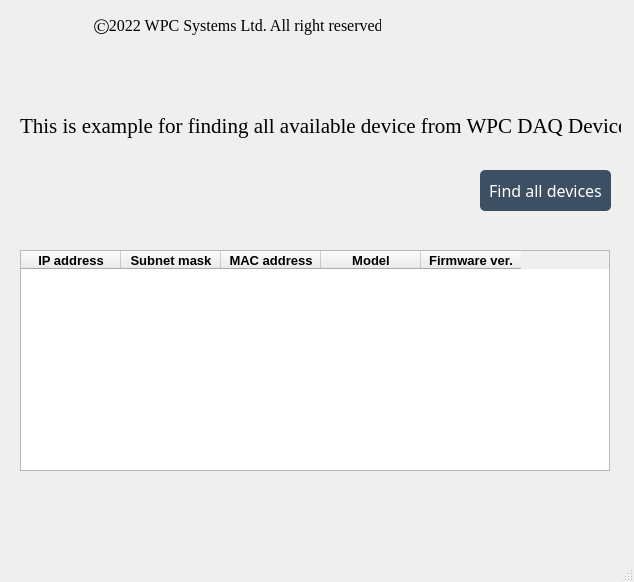
The window that Examples/GUI/General/Example_find_all_device/UI_design/example_GUI_Broadcasts.ui (WPC-Systems-Ltd/WPC_Python_driver_release) describes before a commit, drawn with Qt 5.
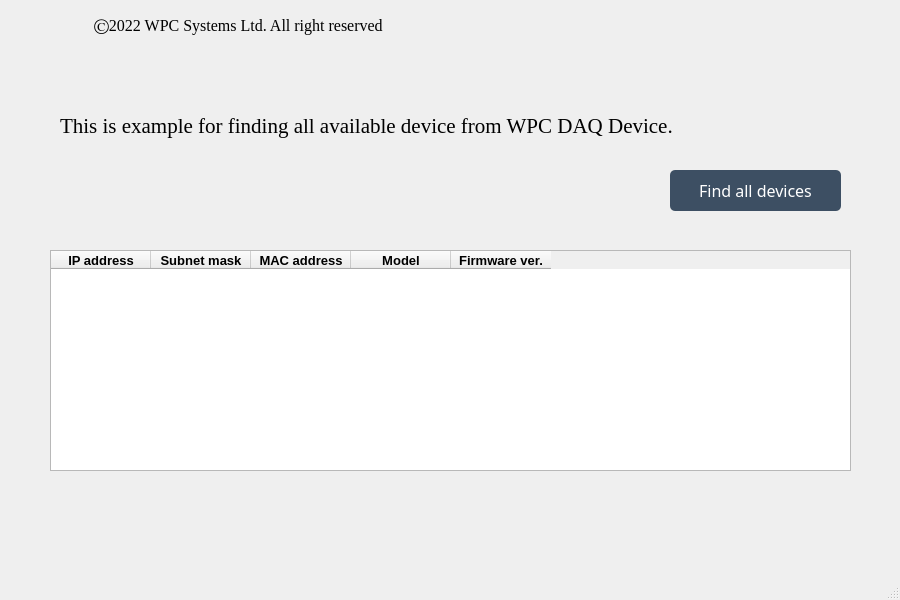
The same window after the commit. Icons and pictures are not drawn.

The edit to the form file:
```diff
--- a/Examples/GUI/General/Example_find_all_device/UI_design/example_GUI_Broadcasts.ui
+++ b/Examples/GUI/General/Example_find_all_device/UI_design/example_GUI_Broadcasts.ui
@@ -6,8 +6,8 @@
    <rect>
     <x>0</x>
     <y>0</y>
-    <width>634</width>
-    <height>582</height>
+    <width>900</width>
+    <height>600</height>
    </rect>
   </property>
   <property name="windowTitle">
@@ -17,9 +17,9 @@
    <widget class="QLabel" name="lb_declare">
     <property name="geometry">
      <rect>
-      <x>20</x>
+      <x>60</x>
       <y>110</y>
-      <width>601</width>
+      <width>781</width>
       <height>31</height>
      </rect>
     </property>
@@ -36,9 +36,9 @@
    <widget class="QPushButton" name="btn_broadcast">
     <property name="geometry">
      <rect>
-      <x>480</x>
+      <x>670</x>
       <y>170</y>
-      <width>131</width>
+      <width>171</width>
       <height>41</height>
      </rect>
     </property>
@@ -67,9 +67,9 @@
    <widget class="QTableWidget" name="tableWidget_brst">
     <property name="geometry">
      <rect>
-      <x>20</x>
+      <x>50</x>
       <y>250</y>
-      <width>590</width>
+      <width>801</width>
       <height>221</height>
      </rect>
     </property>
@@ -165,7 +165,7 @@
      <rect>
       <x>90</x>
       <y>10</y>
-      <width>291</width>
+      <width>451</width>
       <height>31</height>
      </rect>
     </property>
```
Left out of the diff: 4 changed lines with no effect on the pictures.
